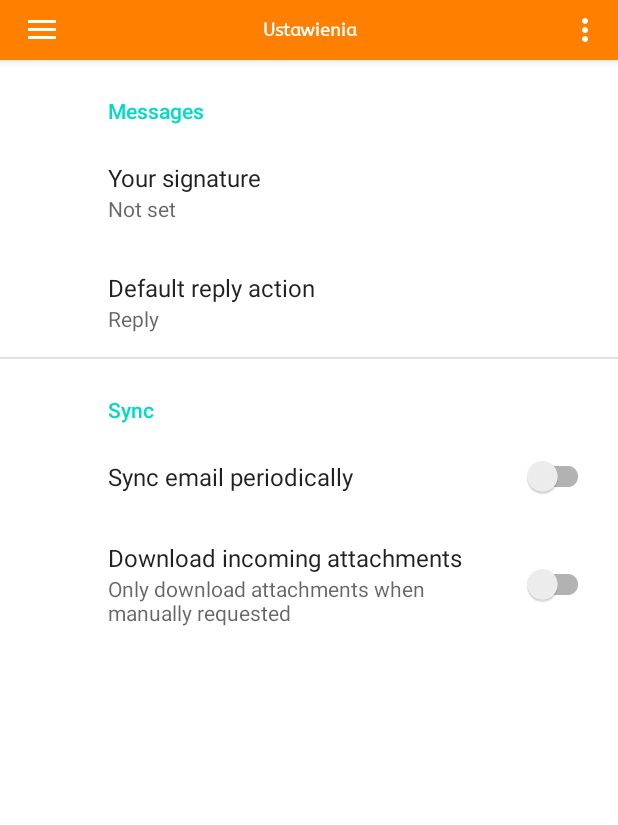
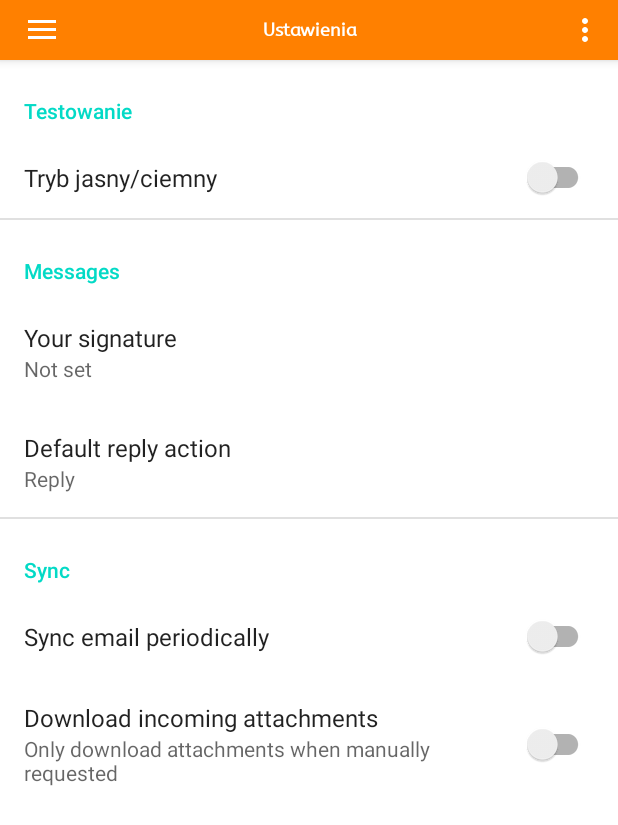
Before and after one commit to orkram/OMEET, an Android app: the MainActivity screen opened directly, with no data from a screen before it, in the side drawer, after a tap on "Ustawienia", on a phone screen of 412 x 824 dp. Shown: the top 825 px of the screen. Run offline under Robolectric (Android 15) with nearby library versions, the phone set to English and light mode, and no system bars; our stand-ins replace androidx.preference, navigation-ui.

Commit message:
[OMEET-27] Prepare settings view(layout fix; day/night mode)

```diff
--- a/AndroidApp/app/src/main/java/com/example/orangemeet/SettingsFragment.kt
+++ b/AndroidApp/app/src/main/java/com/example/orangemeet/SettingsFragment.kt
@@ -1,11 +1,32 @@
 package com.example.orangemeet
 
 import android.os.Bundle
+import android.text.BoringLayout
+import androidx.appcompat.app.AppCompatDelegate
+import androidx.preference.Preference
 import androidx.preference.PreferenceFragmentCompat
+import androidx.preference.SwitchPreference
+import androidx.preference.SwitchPreferenceCompat
+import java.util.prefs.PreferenceChangeListener
 
 class SettingsFragment : PreferenceFragmentCompat() {
 
     override fun onCreatePreferences(savedInstanceState: Bundle?, rootKey: String?) {
         setPreferencesFromResource(R.xml.root_preferences, rootKey)
+
+        val dayNightPref = findPreference<SwitchPreferenceCompat>("day_night")
+
+        dayNightPref?.setOnPreferenceChangeListener { preference, newValue ->
+            setDayNight(newValue as Boolean)
+            true
+        }
     }
+
+    private fun setDayNight(mode : Boolean){
+        if(mode == true)
+            AppCompatDelegate.setDefaultNightMode(AppCompatDelegate.MODE_NIGHT_YES)
+        else
+            AppCompatDelegate.setDefaultNightMode(AppCompatDelegate.MODE_NIGHT_NO)
+    }
+
 }
--- a/AndroidApp/app/src/main/res/values/strings.xml
+++ b/AndroidApp/app/src/main/res/values/strings.xml
@@ -12,6 +12,10 @@
     <!-- Preference Titles -->
     <string name="messages_header">Messages</string>
     <string name="sync_header">Sync</string>
+    <string name="test_header">Testowanie</string>
+
+    <!-- Test preferences -->
+    <string name="day_night_theme">Tryb jasny/ciemny</string>
 
     <!-- Messages Preferences -->
     <string name="signature_title">Your signature</string>
--- a/AndroidApp/app/src/main/res/xml/root_preferences.xml
+++ b/AndroidApp/app/src/main/res/xml/root_preferences.xml
@@ -1,8 +1,24 @@
-<PreferenceScreen xmlns:app="http://schemas.android.com/apk/res-auto">
+<PreferenceScreen xmlns:android="http://schemas.android.com/apk/res/android"
+    xmlns:app="http://schemas.android.com/apk/res-auto"
+    app:iconSpaceReserved="false">
 
-    <PreferenceCategory app:title="@string/messages_header">
+    <PreferenceCategory
+        app:iconSpaceReserved="false"
+        app:title="@string/test_header">
+
+        <SwitchPreferenceCompat
+            app:iconSpaceReserved="false"
+            app:key="day_night"
+            app:title="@string/day_night_theme" />
+
+    </PreferenceCategory>
+
+    <PreferenceCategory
+        app:iconSpaceReserved="false"
+        app:title="@string/messages_header">
 
         <EditTextPreference
+            app:iconSpaceReserved="false"
             app:key="signature"
             app:title="@string/signature_title"
             app:useSimpleSummaryProvider="true" />
@@ -11,20 +27,25 @@
             app:defaultValue="reply"
             app:entries="@array/reply_entries"
             app:entryValues="@array/reply_values"
+            app:iconSpaceReserved="false"
             app:key="reply"
             app:title="@string/reply_title"
             app:useSimpleSummaryProvider="true" />
 
     </PreferenceCategory>
 
-    <PreferenceCategory app:title="@string/sync_header">
+    <PreferenceCategory
+        app:iconSpaceReserved="false"
+        app:title="@string/sync_header">
 
         <SwitchPreferenceCompat
+            app:iconSpaceReserved="false"
             app:key="sync"
             app:title="@string/sync_title" />
 
         <SwitchPreferenceCompat
             app:dependency="sync"
+            app:iconSpaceReserved="false"
             app:key="attachment"
             app:summaryOff="@string/attachment_summary_off"
             app:summaryOn="@string/attachment_summary_on"
```
Also changed, not shown: AndroidApp/app/src/main/AndroidManifest.xml (+5 -8 lines), AndroidApp/app/src/main/java/com/example/orangemeet/MainActivity.kt (+19 -10 lines), AndroidApp/app/src/main/java/com/example/orangemeet/ui/login/LoginActivity.kt (+8 -0 lines).
